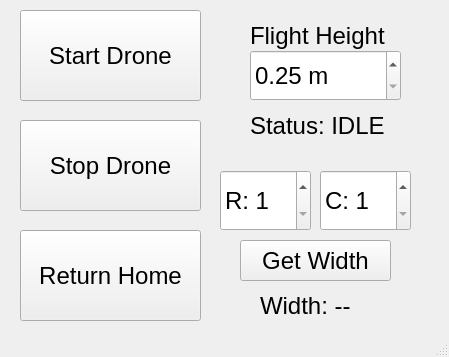
First picture: the form in Drone_UI.ui, repository mevans4/41068RS12025-Group18, before the edit.
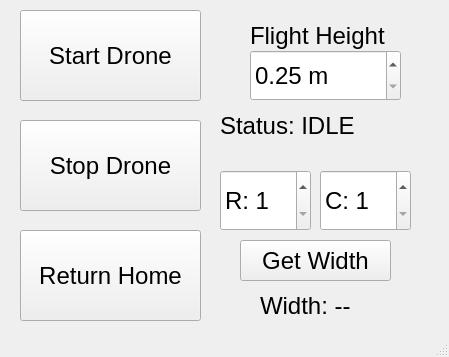
Second picture: the form after the edit.

The edit to the form file:
```diff
--- a/Drone_UI.ui
+++ b/Drone_UI.ui
@@ -188,9 +188,9 @@
    <widget class="QLabel" name="StatusLabel">
     <property name="geometry">
      <rect>
-      <x>250</x>
+      <x>220</x>
       <y>100</y>
-      <width>141</width>
+      <width>221</width>
       <height>51</height>
      </rect>
     </property>
```
